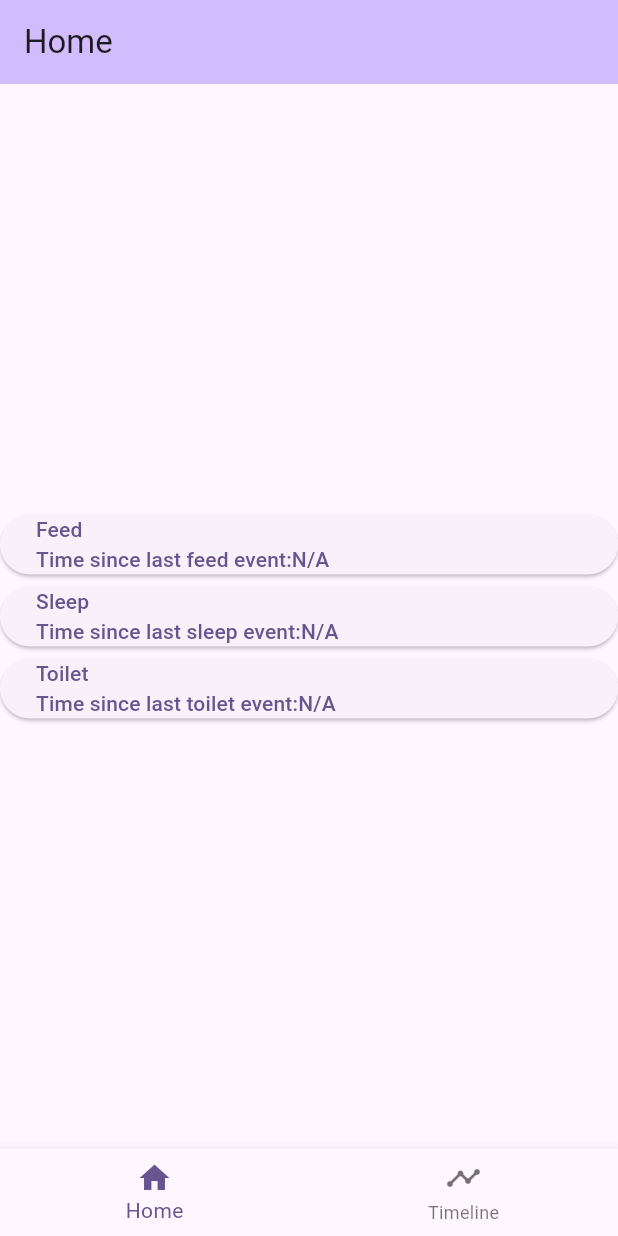
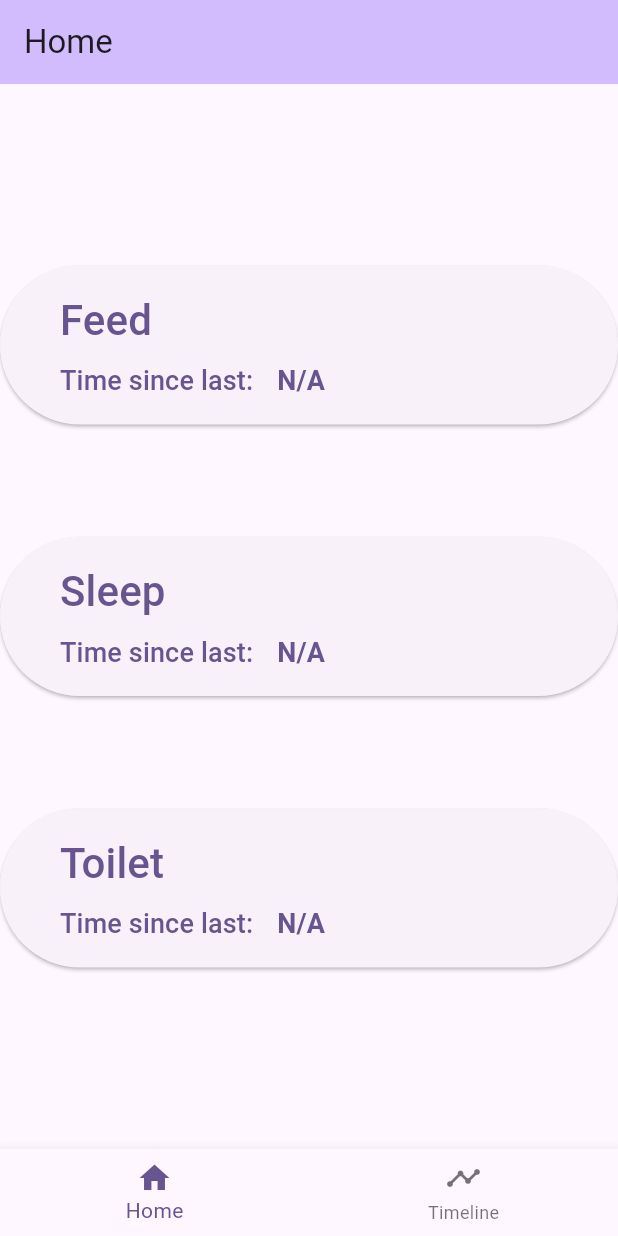
Before and after one commit to Andrew-Ludeke/assignment_4, a Flutter app: the screen it shows after launch, on a phone screen of 412 x 824 dp. Run offline on Flutter 3.47's test engine with Material 2 defaults, Android fonts, the phone set to English and light mode, and no system bars; our stand-ins replace cloud_firestore, firebase_core, firebase_storage, image_picker, share_plus; accounts and stored records are empty.

Commit message:
styled home page

```diff
--- a/lib/edit/RecordButton.dart
+++ /dev/null
@@ -1,47 +0,0 @@
-import 'package:assignment_4/Utilities.dart';
-import 'package:assignment_4/enum/EventType.dart';
-import 'package:assignment_4/model/home_model.dart';
-import 'package:flutter/material.dart';
-import 'package:provider/provider.dart';
-
-class RecordButton extends StatefulWidget {
-  const RecordButton(
-      {super.key,
-        required this.type,
-        required this.message,
-        required this.onPressed});
-
-  final EventType type;
-  final String message;
-  final void Function()? onPressed;
-
-  @override
-  State<RecordButton> createState() => _RecordButtonState();
-}
-
-class _RecordButtonState extends State<RecordButton> {
-  int time = 0;
-
-  @override
-  Widget build(BuildContext context) {
-    return ElevatedButton(
-      onPressed: widget.onPressed,
-      child: Column(
-        crossAxisAlignment: CrossAxisAlignment.start,
-        children: <Widget>[
-          Text(widget.type.description),
-          Row(
-            children: <Widget>[
-              Text(widget.message),
-              Consumer<HomeModel>(
-                  builder: (context, model, _) {
-                    return Text(formatDuration(model.timeSince(widget.type)) ?? "N/A");
-                  }
-              ),
-            ],
-          ),
-        ],
-      ),
-    );
-  }
-}
--- a/lib/home/Home.dart
+++ b/lib/home/Home.dart
@@ -6,7 +6,7 @@ import 'package:flutter/material.dart';
 import 'package:assignment_4/edit/EditFeed.dart';
 import 'package:assignment_4/edit/EditSleep.dart';
 import 'package:assignment_4/edit/EditToilet.dart';
-import 'package:assignment_4/edit/RecordButton.dart';
+import 'package:assignment_4/home/RecordButton.dart';
 import 'package:assignment_4/Navigation.dart';
 import 'package:provider/provider.dart';
 
@@ -27,7 +27,7 @@ class _HomeState extends State<Home> {
       children: <Widget>[
         RecordButton(
           type: EventType.FEED,
-          message: "Time since last feed event:",
+          message: "Time since last:",
           onPressed: () async {
             await homeKey.currentState!.push(MaterialPageRoute(builder: (context) {
               return ChangeNotifierProvider<EditModel>(
@@ -41,9 +41,10 @@ class _HomeState extends State<Home> {
             Streams().updateHomeFlowTitle("Home");
           },
         ),
+        const SizedBox(height: 75.0),
         RecordButton(
           type: EventType.SLEEP,
-          message: "Time since last sleep event:",
+          message: "Time since last:",
           onPressed: () async {
             await Navigator.push(context, MaterialPageRoute(builder: (context) {
               return ChangeNotifierProvider<EditModel>(
@@ -57,9 +58,10 @@ class _HomeState extends State<Home> {
             Streams().updateHomeFlowTitle("Home");
           },
         ),
+        const SizedBox(height: 75.0),
         RecordButton(
           type: EventType.TOILET,
-          message: "Time since last toilet event:",
+          message: "Time since last:",
           onPressed: () async {
             await Navigator.push(context, MaterialPageRoute(builder: (context) {
               return ChangeNotifierProvider<EditModel>(
--- /dev/null
+++ b/lib/home/RecordButton.dart
@@ -0,0 +1,65 @@
+import 'package:assignment_4/Utilities.dart';
+import 'package:assignment_4/enum/EventType.dart';
+import 'package:assignment_4/model/home_model.dart';
+import 'package:flutter/material.dart';
+import 'package:provider/provider.dart';
+
+class RecordButton extends StatefulWidget {
+  const RecordButton(
+      {super.key,
+        required this.type,
+        required this.message,
+        required this.onPressed});
+
+  final EventType type;
+  final String message;
+  final void Function()? onPressed;
+
+  @override
+  State<RecordButton> createState() => _RecordButtonState();
+}
+
+class _RecordButtonState extends State<RecordButton> {
+  int time = 0;
+
+  @override
+  Widget build(BuildContext context) {
+    return ElevatedButton(
+      onPressed: widget.onPressed,
+      child: Padding(
+        padding: const EdgeInsets.all(16.0),
+        child: Column(
+          crossAxisAlignment: CrossAxisAlignment.start,
+          children: <Widget>[
+            Padding(
+              padding: const EdgeInsets.only(bottom: 8.0),
+              child: Text(
+                widget.type.description,
+                style: const TextStyle(fontSize: 28.0),
+              ),
+            ),
+            Row(
+              children: <Widget>[
+                Padding(
+                  padding: const EdgeInsets.only(right: 16.0),
+                  child: Text(
+                    widget.message,
+                    style: const TextStyle(fontSize: 18.0),
+                  ),
+                ),
+                Consumer<HomeModel>(
+                    builder: (context, model, _) {
+                      return Text(
+                        formatDuration(model.timeSince(widget.type)) ?? "N/A",
+                        style: const TextStyle(fontSize: 18.0, fontWeight: FontWeight.bold),
+                      );
+                    }
+                ),
+              ],
+            ),
+          ],
+        ),
+      ),
+    );
+  }
+}
```
